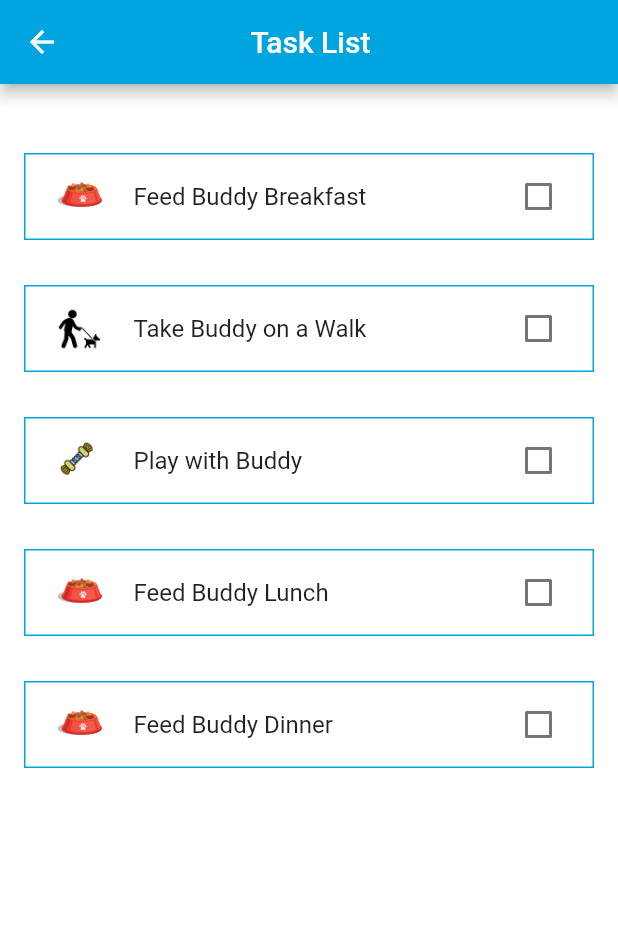
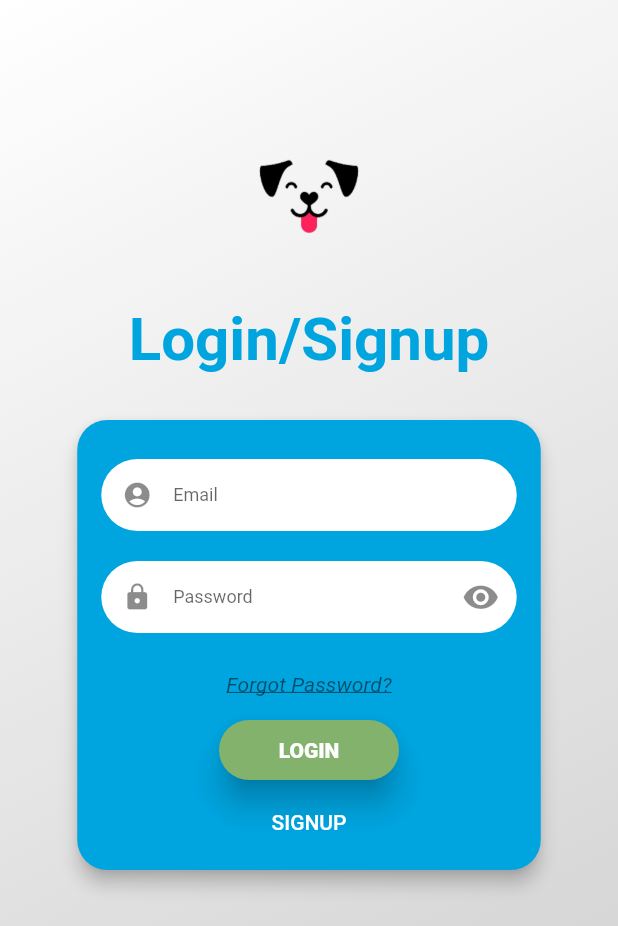
Before and after one commit to acm-projects/Ready-Pet-Go, a Flutter app: the screen it shows after launch, on a phone screen of 412 x 824 dp. Shown: the top 926 px of the screen. Run offline on Flutter 3.47's test engine with Material 2 defaults, Android fonts, the light colour scheme and no system bars; drawn by our look-alikes of flutter_login; our stand-ins replace easy_splash_screen.

Commit message:
finished login/signup

```diff
--- /dev/null
+++ b/front_end_faiza/lib/login_page.dart
@@ -0,0 +1,163 @@
+import 'package:flutter/material.dart';
+import 'package:flutter_login/flutter_login.dart';
+//import 'dashboard_screen.dart';
+
+
+const users = {
+  'dribbble@gmail.com': '12345',
+  'hunter@gmail.com': 'hunter',
+};
+
+class StudentLoginScreen extends StatelessWidget {
+
+  const StudentLoginScreen({Key? key}) : super(key: key);
+
+  Duration get loginTime => const Duration(milliseconds: 200);
+
+  Future<String?> _authUser(LoginData data) {
+    debugPrint('Name: ${data.name}, Password: ${data.password}');
+    return Future.delayed(loginTime).then((_) {
+      if (!users.containsKey(data.name)) {
+        return 'User not exists';
+      }
+      if (users[data.name] != data.password) {
+        return 'Password does not match';
+      }
+      return null;
+    });
+  }
+
+  Future<String?> _signupUser(SignupData data) {
+    //additionalSignupFields: ["Phone Num", const UserFormField(keyName: 'userPhoneNumber', displayName: "Phone Number")];
+    debugPrint('Signup Name: ${data.name}, Password: ${data.password}');
+    return Future.delayed(loginTime).then((_) {
+      return null;
+    });
+  }
+
+  Future<String> _recoverPassword(String name) {
+    debugPrint('Name: $name');
+    return Future.delayed(loginTime).then((_) {
+      if (!users.containsKey(name)) {
+        return 'User not exists';
+      }
+      // this is definitely wrong, idk what to put here
+      return "else";
+    });
+  }
+
+
+
+  @override
+  Widget build(BuildContext context) {
+    const inputBorder = BorderRadius.vertical(
+
+      bottom: Radius.circular(10.0),
+      top: Radius.circular(20.0),
+    );
+
+    return FlutterLogin(
+      additionalSignupFields: const [
+                              UserFormField(keyName: 'firstName', displayName: "First Name"),
+                              UserFormField(keyName: 'lasttName', displayName: "Last Name"),
+                              //UserFormField(keyName: 'userPhoneNumber', displayName: "Phone Number")
+                              ],
+      title: 'Login/Signup',
+      logo: const AssetImage(
+        'assets/images/dog_logo_transparent.png'),
+      onLogin: _authUser,
+      onSignup: (_signupUser),
+      onSubmitAnimationCompleted: () {
+        // Navigator.of(context).pushReplacement(MaterialPageRoute(
+        //   builder: (context) => DashboardScreen(),
+        // ));
+      },
+      onRecoverPassword: _recoverPassword,
+      theme: LoginTheme(
+        //logoWidth: 0.6,
+        primaryColor: Colors.white,
+        accentColor: const Color(0xFF00A5E0),
+        errorColor: Colors.red,
+        titleStyle: const TextStyle(
+          color: Color(0xFF00A5E0),
+          fontSize: 40.0,
+          //fontStyle: 'San Francisco',
+          //letterSpacing: 0,
+          fontWeight: FontWeight.w600,
+        ),
+        bodyStyle: const TextStyle(
+          fontStyle: FontStyle.italic,
+          decoration: TextDecoration.underline,
+        ),
+        // TextField(
+
+        //               fillColor: Color(0xFF12366B),
+
+        // ),
+        textFieldStyle:
+        TextStyle(
+          color: Colors.grey[600],
+          //shadows: [Shadow(color: Colors.yellow, blurRadius: 2)],
+        ),
+        buttonStyle: const TextStyle(
+          fontWeight: FontWeight.w800,
+          color: Colors.white,
+        ),
+        //card: Card(margin: EdgeInsets.only(top: 20.0)),
+        cardTheme: const CardTheme(
+          color: Color(0xFF00A5E0),
+          elevation: 5,
+          margin: EdgeInsets.only(top: 15),
+          // shape: ContinuousRectangleBorder(
+          //     borderRadius: BorderRadius.circular(50.0)),
+        ),
+        inputTheme: InputDecorationTheme(
+          filled: true,
+          fillColor: Colors.white,
+          contentPadding: EdgeInsets.zero,
+          errorStyle: const TextStyle(
+            backgroundColor: Colors.red,
+            color: Colors.white,
+          ),
+          labelStyle: const TextStyle(fontSize: 12),
+          // enabledBorder: UnderlineInputBorder(
+          //   borderSide: BorderSide(color: Color(0xFF12366B), width: 4),
+          //   borderRadius: inputBorder,
+          // ),
+          focusedBorder: const UnderlineInputBorder(
+            borderSide: BorderSide(color: Color(0xFF12366B), width: 5),
+            borderRadius: inputBorder,
+          ),
+          errorBorder: UnderlineInputBorder(
+            borderSide: BorderSide(color: Colors.red.shade700, width: 7),
+            borderRadius: inputBorder,
+          ),
+          focusedErrorBorder: UnderlineInputBorder(
+            borderSide: BorderSide(color: Colors.red.shade400, width: 8),
+            borderRadius: inputBorder,
+          ),
+          disabledBorder: const UnderlineInputBorder(
+            borderSide: BorderSide(color: Colors.white, width: 5),
+            borderRadius: inputBorder,
+          ),
+        ),
+        buttonTheme: const LoginButtonTheme(
+          //color when click login
+          splashColor: Color(0xFF8ECAE6),
+          backgroundColor: Color(0xFF82B26C),
+          highlightColor: Color(0xFF8ECAE6),
+          elevation: 9.0,
+          highlightElevation: 6.0,
+          // shape: BeveledRectangleBorder(
+          //   borderRadius: BorderRadius.circular(10),
+          // ),
+          // shape: RoundedRectangleBorder(borderRadius: BorderRadius.circular(5)),
+          // shape: CircleBorder(side: BorderSide(color: Colors.green)),
+          // shape: ContinuousRectangleBorder(borderRadius: BorderRadius.circular(55.0)),
+        ),
+      )
+    );
+  }
+
+
+}
--- a/front_end_faiza/lib/main.dart
+++ b/front_end_faiza/lib/main.dart
@@ -3,6 +3,7 @@
 //import 'package:brightowl_app/screens/onboardingpageScreen.dart';
 import 'package:flutter/material.dart';
 import 'package:easy_splash_screen/easy_splash_screen.dart';
+import 'package:front_end_faiza/login_page.dart';
 import 'package:front_end_faiza/start_walk.dart';
 import 'package:front_end_faiza/task_list.dart';
 
@@ -35,7 +36,7 @@ class _SplashScreenState extends State<SplashScreen> {
         showLoader: true,
         loadingText: Text("Loading..."),
         //redirect to page you want it to go
-        navigator: HomePage(),
+        navigator: StudentLoginScreen(),
         durationInSeconds: 5,
       )),
       debugShowCheckedModeBanner: false,
--- a/front_end_faiza/lib/provider/grid_items_provider.dart
+++ /dev/null
@@ -1 +0,0 @@
-// TODO Implement this library.
--- a/front_end_faiza/lib/widgets/category_add.dart
+++ /dev/null
@@ -1 +0,0 @@
-// TODO Implement this library.
--- a/front_end_faiza/lib/widgets/item_card.dart
+++ /dev/null
@@ -1 +0,0 @@
-// TODO Implement this library.
--- a/front_end_faiza/pubspec.yaml
+++ b/front_end_faiza/pubspec.yaml
@@ -40,6 +40,7 @@ dependencies:
   intl: ^0.17.0
   path_provider: ^2.0.9
   sqflite: ^2.0.2
+  flutter_login: ^3.1.0
 
 dev_dependencies:
   flutter_test:
```
Also changed, not shown: front_end_faiza/pubspec.lock.
